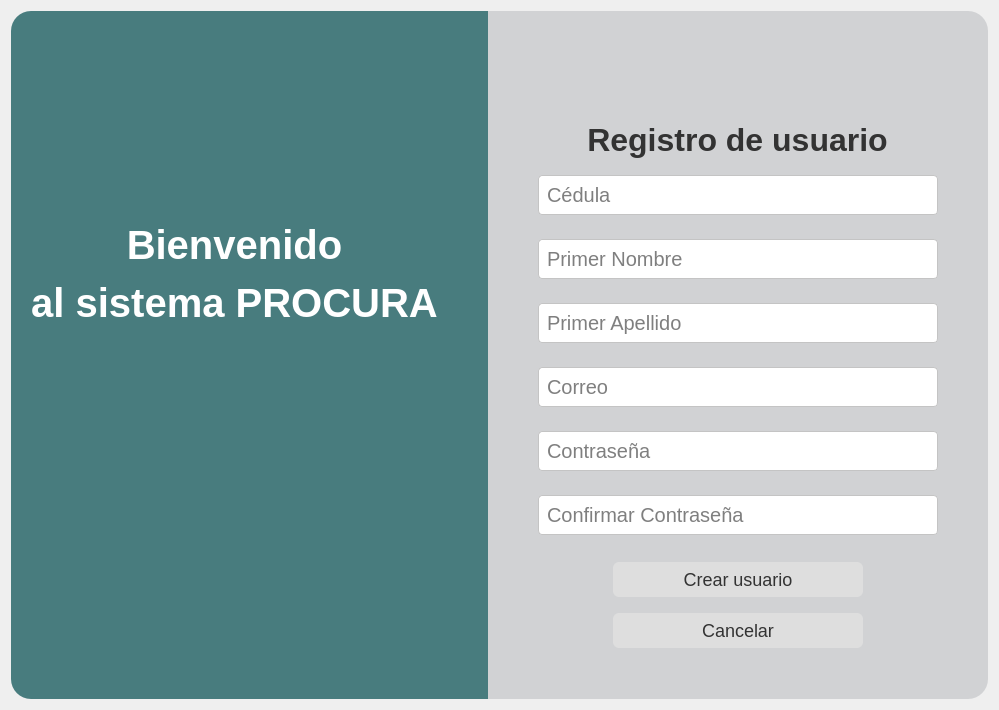
Old version of the form app/windows/ui/register.ui in the repository MoralesMortales/SIRCOM.
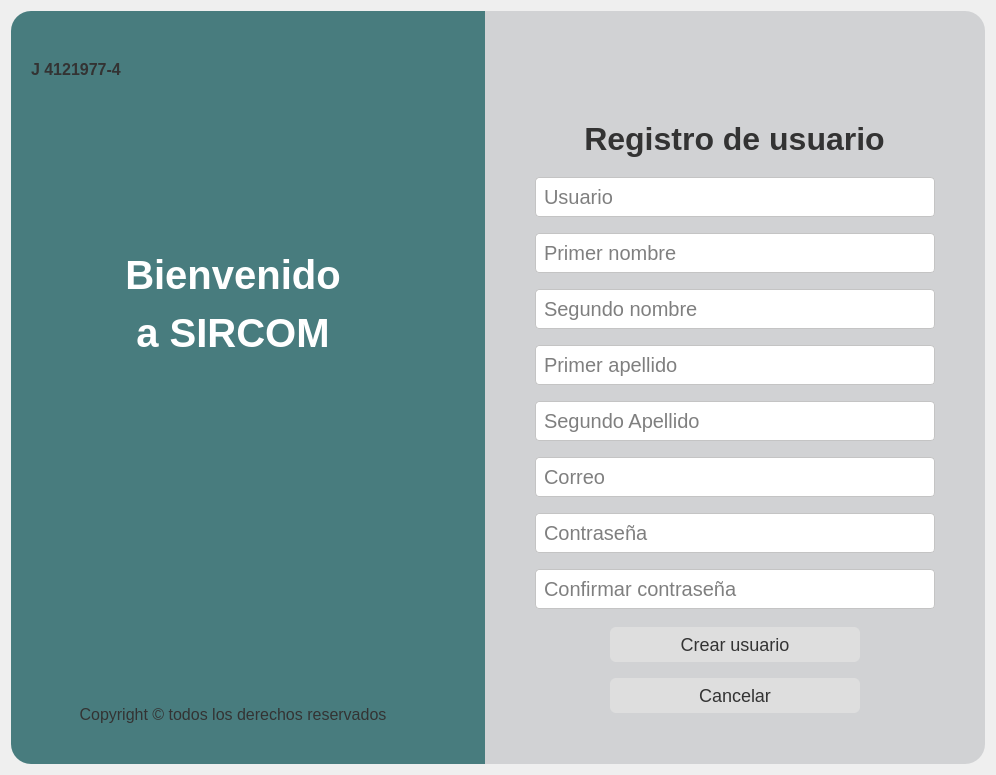
New version of the form. Icons and pictures are not drawn.

Diff of the .ui file:
```diff
--- a/app/windows/ui/register.ui
+++ b/app/windows/ui/register.ui
@@ -6,8 +6,8 @@
    <rect>
     <x>0</x>
     <y>0</y>
-    <width>999</width>
-    <height>710</height>
+    <width>996</width>
+    <height>775</height>
    </rect>
   </property>
   <property name="windowTitle">
@@ -90,13 +90,13 @@
   </property>
   <layout class="QHBoxLayout" name="horizontalLayout_2">
    <item>
-    <layout class="QHBoxLayout" name="horizontalLayout">
+    <layout class="QHBoxLayout" name="horizontalLayout" stretch="1,1">
      <property name="spacing">
       <number>0</number>
      </property>
      <item>
       <widget class="QWidget" name="panelIzquierdo" native="true">
-       <layout class="QVBoxLayout" name="verticalLayout_2" stretch="0,1,3,3">
+       <layout class="QVBoxLayout" name="verticalLayout_2" stretch="0,1,3,3,0">
         <property name="leftMargin">
          <number>20</number>
         </property>
@@ -110,23 +110,51 @@
          <number>40</number>
         </property>
         <item>
-         <widget class="QLabel" name="labelLogo">
-          <property name="maximumSize">
-           <size>
-            <width>200</width>
-            <height>200</height>
-           </size>
-          </property>
-          <property name="text">
-           <string/>
-          </property>
-          <property name="pixmap">
-           <pixmap>../../../Downloads/logo.png</pixmap>
-          </property>
-          <property name="scaledContents">
-           <bool>true</bool>
-          </property>
-         </widget>
+         <layout class="QHBoxLayout" name="horizontalLayout_3">
+          <item>
+           <layout class="QVBoxLayout" name="verticalLayout_5">
+            <item alignment="Qt::AlignHCenter">
+             <widget class="QLabel" name="labelLogo">
+              <property name="maximumSize">
+               <size>
+                <width>200</width>
+                <height>200</height>
+               </size>
+              </property>
+              <property name="text">
+               <string/>
+              </property>
+              <property name="pixmap">
+               <pixmap>icons/logo.png</pixmap>
+              </property>
+              <property name="scaledContents">
+               <bool>true</bool>
+              </property>
+             </widget>
+            </item>
+            <item alignment="Qt::AlignHCenter">
+             <widget class="QLabel" name="label">
+              <property name="text">
+               <string>&lt;html&gt;&lt;head/&gt;&lt;body&gt;&lt;p&gt;&lt;span style=&quot; font-size:12pt; font-weight:600;&quot;&gt;J 4121977-4&lt;/span&gt;&lt;/p&gt;&lt;/body&gt;&lt;/html&gt;</string>
+              </property>
+             </widget>
+            </item>
+           </layout>
+          </item>
+          <item>
+           <spacer name="horizontalSpacer">
+            <property name="orientation">
+             <enum>Qt::Horizontal</enum>
+            </property>
+            <property name="sizeHint" stdset="0">
+             <size>
+              <width>40</width>
+              <height>20</height>
+             </size>
+            </property>
+           </spacer>
+          </item>
+         </layout>
         </item>
         <item>
          <spacer name="verticalSpacer_3">
@@ -150,7 +178,7 @@
            </sizepolicy>
           </property>
           <property name="text">
-           <string>&lt;html&gt;&lt;head/&gt;&lt;body&gt;&lt;p&gt;Bienvenido&lt;/p&gt;&lt;p&gt;al sistema PROCURA&lt;/p&gt;&lt;/body&gt;&lt;/html&gt;</string>
+           <string>&lt;html&gt;&lt;head/&gt;&lt;body&gt;&lt;p&gt;Bienvenido&lt;/p&gt;&lt;p&gt;a SIRCOM&lt;/p&gt;&lt;/body&gt;&lt;/html&gt;</string>
           </property>
           <property name="alignment">
            <set>Qt::AlignCenter</set>
@@ -170,14 +198,24 @@
           </property>
          </spacer>
         </item>
+        <item>
+         <widget class="QLabel" name="label_2">
+          <property name="text">
+           <string>&lt;html&gt;&lt;head/&gt;&lt;body&gt;&lt;p&gt;&lt;span style=&quot; font-size:12pt;&quot;&gt;Copyright ©️ todos los derechos reservados&lt;/span&gt;&lt;/p&gt;&lt;/body&gt;&lt;/html&gt;</string>
+          </property>
+          <property name="alignment">
+           <set>Qt::AlignCenter</set>
+          </property>
+         </widget>
+        </item>
        </layout>
       </widget>
      </item>
      <item>
       <widget class="QWidget" name="panelDerecho" native="true">
-       <layout class="QVBoxLayout" name="verticalLayout" stretch="0,0,0,0,0,0,0">
+       <layout class="QVBoxLayout" name="verticalLayout" stretch="0,0,0,0,0,0,0,0">
         <property name="spacing">
-         <number>16</number>
+         <number>8</number>
         </property>
         <property name="leftMargin">
          <number>50</number>
@@ -222,7 +260,20 @@
           <property name="sizeHint" stdset="0">
            <size>
             <width>20</width>
-            <height>10</height>
+            <height>8</height>
+           </size>
+          </property>
+         </spacer>
+        </item>
+        <item>
+         <spacer name="verticalSpacer_7">
+          <property name="orientation">
+           <enum>Qt::Vertical</enum>
+          </property>
+          <property name="sizeHint" stdset="0">
+           <size>
+            <width>20</width>
+            <height>40</height>
            </size>
           </property>
          </spacer>
@@ -230,7 +281,7 @@
         <item>
          <layout class="QVBoxLayout" name="verticalLayout_4">
           <property name="spacing">
-           <number>24</number>
+           <number>16</number>
           </property>
           <item>
            <widget class="QLineEdit" name="lineEditCedula">
@@ -259,69 +310,35 @@
              <set>Qt::AlignLeading|Qt::AlignLeft|Qt::AlignVCenter</set>
             </property>
             <property name="placeholderText">
-             <string>Cédula</string>
+             <string>Usuario</string>
             </property>
            </widget>
           </item>
           <item>
            <widget class="QLineEdit" name="lineEditNombre">
-            <property name="sizePolicy">
-             <sizepolicy hsizetype="Minimum" vsizetype="Fixed">
-              <horstretch>0</horstretch>
-              <verstretch>0</verstretch>
-             </sizepolicy>
+            <property name="placeholderText">
+             <string>Primer nombre</string>
             </property>
-            <property name="minimumSize">
-             <size>
-              <width>400</width>
-              <height>0</height>
-             </size>
-            </property>
-            <property name="baseSize">
-             <size>
-              <width>0</width>
-              <height>-3968</height>
-             </size>
-            </property>
-            <property name="text">
-             <string/>
-            </property>
-            <property name="alignment">
-             <set>Qt::AlignLeading|Qt::AlignLeft|Qt::AlignVCenter</set>
-            </property>
+           </widget>
+          </item>
+          <item>
+           <widget class="QLineEdit" name="lineEdit">
             <property name="placeholderText">
-             <string>Primer Nombre</string>
+             <string>Segundo nombre</string>
             </property>
            </widget>
           </item>
           <item>
            <widget class="QLineEdit" name="lineEditApellido">
-            <property name="sizePolicy">
-             <sizepolicy hsizetype="Minimum" vsizetype="Fixed">
-              <horstretch>0</horstretch>
-              <verstretch>0</verstretch>
-             </sizepolicy>
+            <property name="placeholderText">
+             <string>Primer apellido</string>
             </property>
-            <property name="minimumSize">
-             <size>
-              <width>400</width>
-              <height>0</height>
-             </size>
-            </property>
-            <property name="baseSize">
-             <size>
-              <width>0</width>
-              <height>-3968</height>
-             </size>
-            </property>
-            <property name="text">
-             <string/>
-            </property>
-            <property name="alignment">
-             <set>Qt::AlignLeading|Qt::AlignLeft|Qt::AlignVCenter</set>
-            </property>
+           </widget>
+          </item>
+          <item>
+           <widget class="QLineEdit" name="lineEdit_2">
             <property name="placeholderText">
-             <string>Primer Apellido</string>
+             <string>Segundo Apellido</string>
             </property>
            </widget>
           </item>
@@ -364,36 +381,15 @@
             <property name="text">
              <string/>
             </property>
-            <property name="echoMode">
-             <enum>QLineEdit::Password</enum>
-            </property>
             <property name="placeholderText">
              <string>Contraseña</string>
             </property>
            </widget>
           </item>
           <item>
-           <widget class="QLineEdit" name="lineEditPass_2">
-            <property name="sizePolicy">
-             <sizepolicy hsizetype="Minimum" vsizetype="Fixed">
-              <horstretch>0</horstretch>
-              <verstretch>0</verstretch>
-             </sizepolicy>
-            </property>
-            <property name="minimumSize">
-             <size>
-              <width>400</width>
-              <height>0</height>
-             </size>
-            </property>
-            <property name="text">
-             <string/>
-            </property>
-            <property name="echoMode">
-             <enum>QLineEdit::Password</enum>
-            </property>
+           <widget class="QLineEdit" name="lineEdit_3">
             <property name="placeholderText">
-             <string>Confirmar Contraseña</string>
+             <string>Confirmar contraseña</string>
             </property>
            </widget>
           </item>
```
